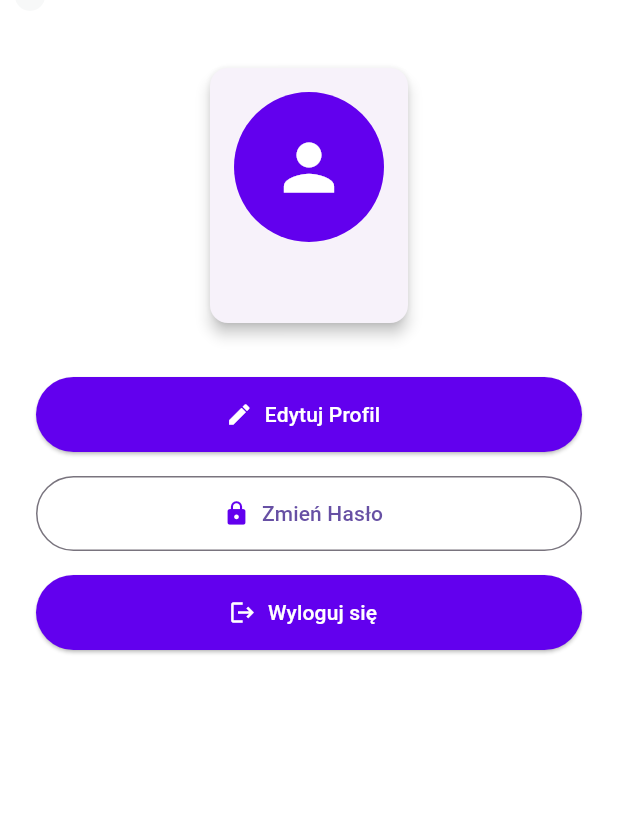
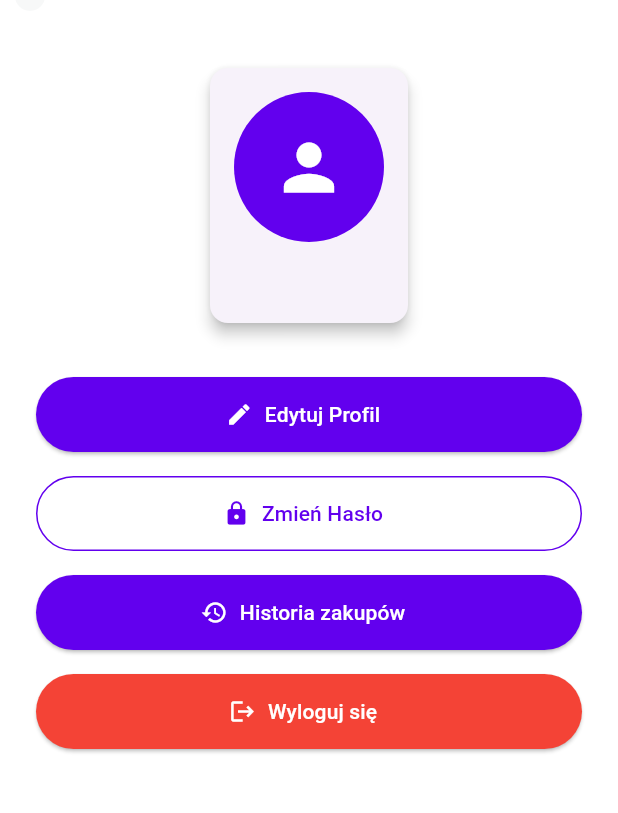
Before and after one commit to Talandar99/group_project_6th_sem, a Flutter app: the ProfilePage screen opened directly, on a phone screen of 412 x 824 dp, the part 58-871 px from its top. Run offline on Flutter 3.47's test engine with Material 3 defaults, Android fonts, the phone set to English and light mode, and no system bars; our stand-ins replace flutter_svg, get_it, shared_preferences, shimmer; accounts and stored records are empty; network calls fail; Roboto replaces fonts that are missing (Poppins).

Commit message:
Purchase history
Bought products history in profile

```diff
--- a/frontend/lib/pages/profile.dart
+++ b/frontend/lib/pages/profile.dart
@@ -9,6 +9,7 @@ import '../widgets/profile_action_button.dart';
 import '../widgets/profile_card.dart';
 import 'home.dart';
 import '../widgets/custom_app_bar.dart';
+import 'package:frontend/pages/purchase_history.dart';
 
 class ProfilePage extends StatefulWidget {
   const ProfilePage({super.key});
@@ -89,6 +90,18 @@ class _ProfilePageState extends State<ProfilePage> {
                         outlined: true,
                       ),
                       ProfileActionButton(
+                        text: 'Historia zakupów',
+                        icon: Icons.history,
+                        onPressed: () {
+                          Navigator.push(
+                            context,
+                            MaterialPageRoute(
+                              builder: (context) => PurchaseHistoryPage(),
+                            ),
+                          );
+                        },
+                      ),
+                      ProfileActionButton(
                         text: 'Wyloguj się',
                         icon: Icons.logout,
                         onPressed: () {
@@ -104,6 +117,7 @@ class _ProfilePageState extends State<ProfilePage> {
                             MaterialPageRoute(builder: (context) => HomePage()),
                           );
                         },
+                        color: Colors.red,
                       ),
                     ],
                   ),
--- a/frontend/lib/widgets/profile_action_button.dart
+++ b/frontend/lib/widgets/profile_action_button.dart
@@ -6,6 +6,7 @@ class ProfileActionButton extends StatelessWidget {
   final IconData icon;
   final VoidCallback onPressed;
   final bool outlined;
+  final Color? color;
 
   const ProfileActionButton({
     super.key,
@@ -13,6 +14,7 @@ class ProfileActionButton extends StatelessWidget {
     required this.icon,
     required this.onPressed,
     this.outlined = false,
+    this.color,
   });
 
   @override
@@ -22,16 +24,18 @@ class ProfileActionButton extends StatelessWidget {
       child: SizedBox(
         width: double.infinity,
         height: 50,
-        child:
-            outlined
+        child: outlined
             ? OutlinedButton.icon(
                 onPressed: onPressed,
-                  icon: Icon(icon, color: AppColors.primary),
-                  label: Text(text),
+                icon: Icon(icon, color: color ?? AppColors.primary),
+                label: Text(text, style: TextStyle(color: color ?? AppColors.primary)),
+                style: OutlinedButton.styleFrom(
+                  side: BorderSide(color: color ?? AppColors.primary),
+                ),
               )
             : ElevatedButton.icon(
                 style: ElevatedButton.styleFrom(
-                    backgroundColor: AppColors.primary,
+                  backgroundColor: color ?? AppColors.primary,
                   foregroundColor: Colors.white,
                 ),
                 onPressed: onPressed,
```
Also changed, not shown: frontend/lib/pages/purchase_history.dart (added, +138 -0 lines), frontend/lib/pages/payments.dart (added). Lines whose indentation alone changed are shown as unchanged.
